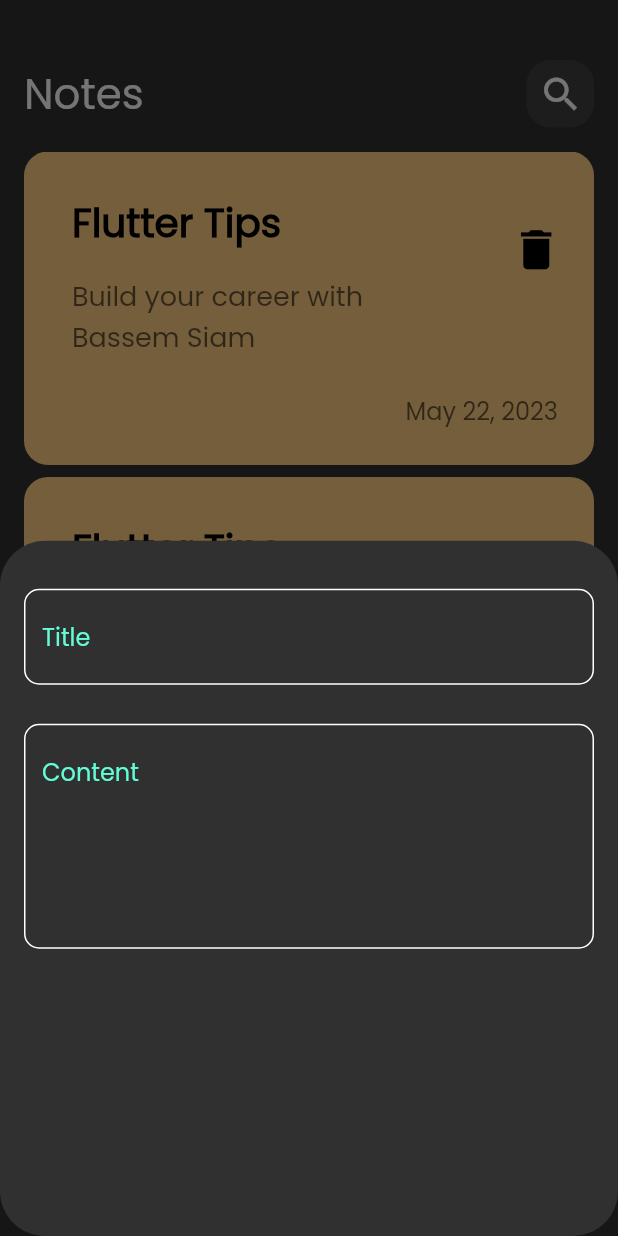
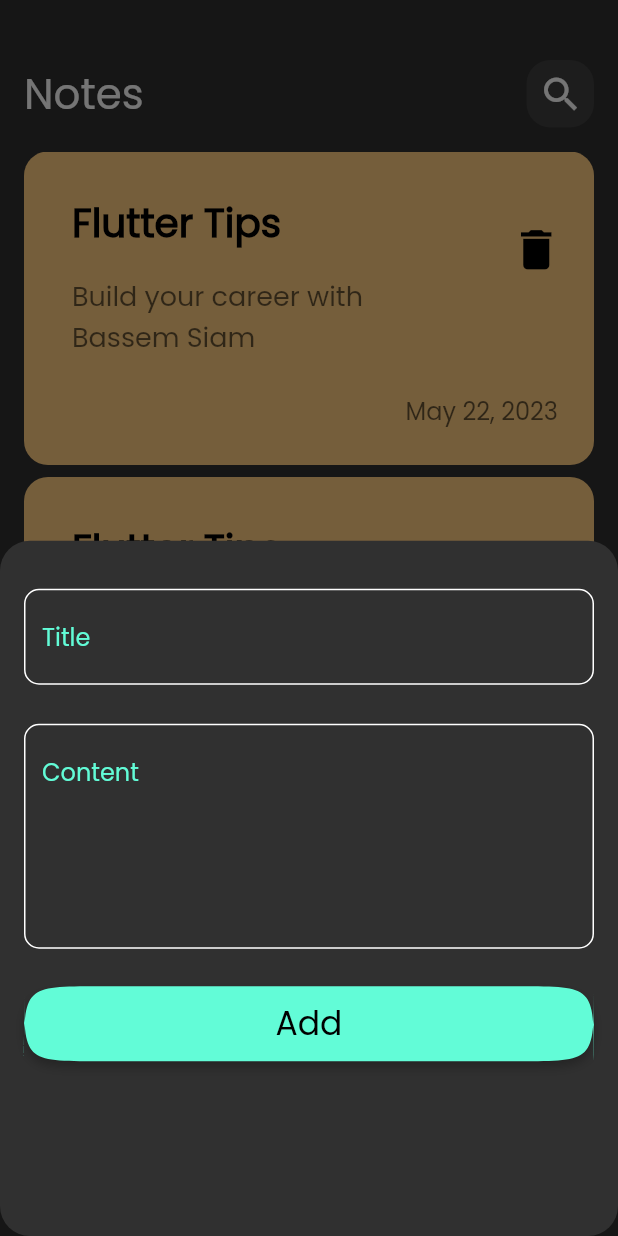
Before and after one commit to BassemSiam/notes_app, a Flutter app: the screen it shows after launch, after a tap on the "add" icon, on a phone screen of 412 x 824 dp. Run offline on Flutter 3.47's test engine with Material 2 defaults, Android fonts, the phone set to English and light mode, and no system bars.

Commit message:
edit and create edit note screen

```diff
--- a/lib/Components/Widgets/Custom_Notes_items.dart
+++ b/lib/Components/Widgets/Custom_Notes_items.dart
@@ -1,10 +1,20 @@
 import 'package:flutter/material.dart';
+import 'package:note_app/Screens/Edit_notes_screen.dart';
+
 class NoteItem extends StatelessWidget {
   const NoteItem({super.key});
 
   @override
   Widget build(BuildContext context) {
-    return Container(
+    return GestureDetector(
+      onTap: () {
+        Navigator.push(
+            context,
+            MaterialPageRoute(
+              builder: (context) => EditNoteScreen(),
+            ));
+      },
+      child: Container(
         padding: EdgeInsets.only(top: 24, bottom: 24, left: 16),
         decoration: BoxDecoration(
           color: Color(0xffFFcc80),
@@ -45,12 +55,13 @@ class NoteItem extends StatelessWidget {
               padding: const EdgeInsets.only(right: 24),
               child: Text(
                 'May 22, 2023',
-              style:
-                  TextStyle(fontSize: 16, color: Colors.black.withOpacity(0.6)),
+                style: TextStyle(
+                    fontSize: 16, color: Colors.black.withOpacity(0.6)),
               ),
             )
           ],
         ),
+      ),
     );
   }
 }
--- a/lib/Components/Widgets/widgets.dart
+++ b/lib/Components/Widgets/widgets.dart
@@ -1,4 +1,5 @@
 import 'package:flutter/material.dart';
+import 'package:note_app/Components/Consts/Colors.dart';
 import 'package:note_app/Components/Widgets/Custom_text_filed.dart';
 
 import 'Custom_Notes_items.dart';
@@ -15,7 +16,10 @@ class NoteViweBody extends StatelessWidget {
           SizedBox(
             height: 40,
           ),
-          CustomAppBar(),
+          CustomAppBar(
+            title: 'Notes',
+            icon: Icons.search,
+          ),
           SizedBox(
             height: 16,
           ),
@@ -41,14 +45,15 @@ class NoteViweBody extends StatelessWidget {
 }
 
 class CustomAppBar extends StatelessWidget {
-  const CustomAppBar({super.key});
-
+  const CustomAppBar({super.key, required this.title, required this.icon});
+  final String title;
+  final IconData icon;
   @override
   Widget build(BuildContext context) {
     return Row(
       children: [
-        const Text(
-          'Notes',
+        Text(
+          title,
           style: TextStyle(fontSize: 28),
         ),
         const Spacer(),
@@ -60,8 +65,8 @@ class CustomAppBar extends StatelessWidget {
                 borderRadius: BorderRadius.circular(16)),
             child: IconButton(
                 onPressed: () {},
-                icon: const Icon(
-                  Icons.search,
+                icon: Icon(
+                  icon,
                   size: 30,
                 ))),
       ],
@@ -69,16 +74,16 @@ class CustomAppBar extends StatelessWidget {
   }
 }
 
-
-
 class CustomBottomShet extends StatelessWidget {
   const CustomBottomShet({super.key});
 
   @override
   Widget build(BuildContext context) {
     return Padding(
-      padding: const EdgeInsets.symmetric(horizontal:  16),
-      child: Column(
+      padding: const EdgeInsets.symmetric(horizontal: 16),
+      child: ListView(
+        children: [
+          Column(
             children: [
               SizedBox(
                 height: 32,
@@ -93,8 +98,45 @@ class CustomBottomShet extends StatelessWidget {
                 hintText: 'Content',
                 maxLine: 5,
               ),
+              SizedBox(
+                height: 25,
+              ),
+              CustomButton(),
+              SizedBox(
+                height: 15,
+              ),
+            ],
+          ),
         ],
       ),
     );
   }
 }
+
+class CustomButton extends StatelessWidget {
+  const CustomButton({super.key});
+
+  @override
+  Widget build(BuildContext context) {
+    return Container(
+        width: MediaQuery.of(context)
+            .size
+            .width, // >> same like the double.infinty but has diffrent errors,
+        height: 50,
+        decoration: BoxDecoration(),
+        child: ElevatedButton(
+            style: ButtonStyle(
+              backgroundColor: MaterialStatePropertyAll(primaryColor),
+              shape: MaterialStatePropertyAll(
+                ContinuousRectangleBorder(
+                  borderRadius: BorderRadius.circular(55),
+                ),
+              ),
+            ),
+            onPressed: () {},
+            child: Text(
+              'Add',
+              style: TextStyle(fontSize: 22, color: Colors.black),
+            )));
+  }
+}
--- /dev/null
+++ b/lib/Screens/Edit_notes_screen.dart
@@ -0,0 +1,25 @@
+import 'package:flutter/material.dart';
+
+import '../Components/Widgets/widgets.dart';
+
+class EditNoteScreen extends StatelessWidget {
+  const EditNoteScreen({super.key});
+
+  @override
+  Widget build(BuildContext context) {
+    return Scaffold(
+      body: Padding(
+        padding: const EdgeInsets.symmetric(horizontal: 16),
+        child: Column(children: [
+          SizedBox(
+            height: 40,
+          ),
+          CustomAppBar(
+            title: 'Edit Notes',
+            icon: Icons.check,
+          ),
+        ]),
+      ),
+    );
+  }
+}
--- a/lib/Screens/notes_screen.dart
+++ b/lib/Screens/notes_screen.dart
@@ -12,7 +12,7 @@ class NoteScreen extends StatelessWidget {
         onPressed: () {
           showModalBottomSheet(
             shape: RoundedRectangleBorder(
-              borderRadius: BorderRadius.circular(30)
+              borderRadius: BorderRadius.circular(20)
             ),
             context: context,
             builder: (context) {
```
Lines whose indentation alone changed are shown as unchanged.
